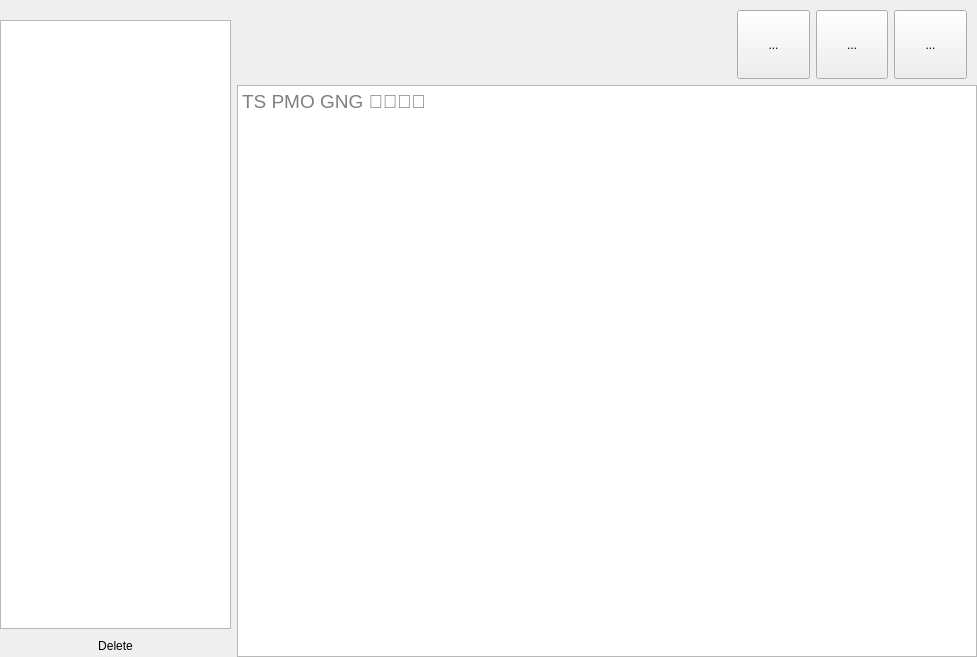
Qt form mainwindow.ui (vkerem0/alnotes) before a commit.
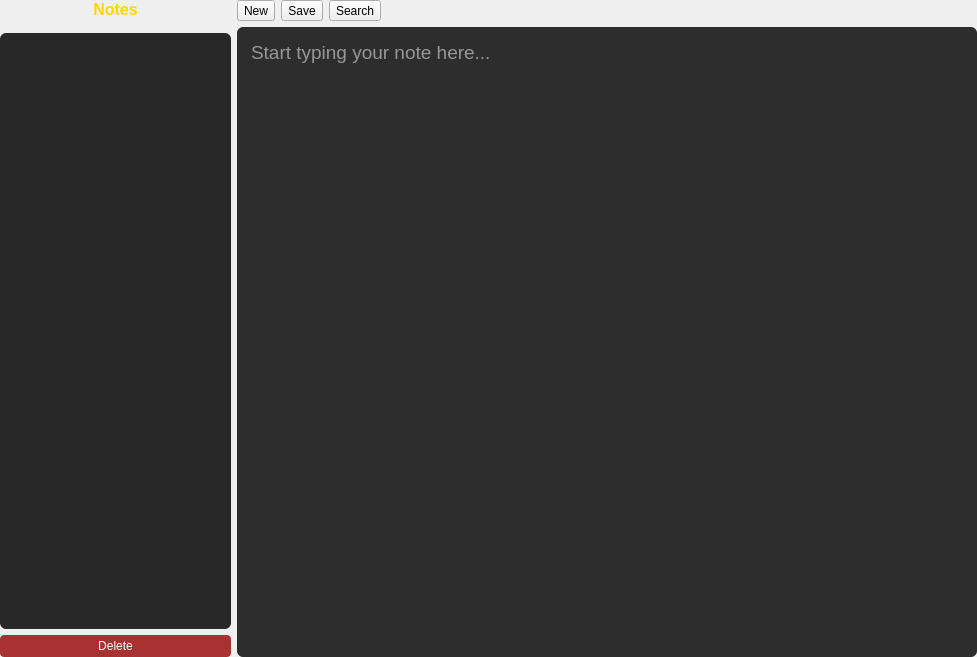
The same form after that commit. Icons and pictures are not drawn.

```diff
--- a/mainwindow.ui
+++ b/mainwindow.ui
@@ -37,25 +37,30 @@
     <item>
      <layout class="QVBoxLayout" name="verticalLayout_2">
       <item>
-       <spacer name="verticalSpacer">
-        <property name="orientation">
-         <enum>Qt::Orientation::Vertical</enum>
+       <widget class="QLabel" name="labelFiles">
+        <property name="styleSheet">
+         <string notr="true">QLabel { color: #FFD700; font-weight: bold; font-size: 16px; margin-bottom: 8px; }</string>
         </property>
-        <property name="sizeType">
-         <enum>QSizePolicy::Policy::Preferred</enum>
+        <property name="text">
+         <string>Notes</string>
         </property>
-        <property name="sizeHint" stdset="0">
-         <size>
-          <width>20</width>
-          <height>20</height>
-         </size>
+        <property name="alignment">
+         <set>Qt::AlignmentFlag::AlignCenter</set>
         </property>
-       </spacer>
+       </widget>
       </item>
       <item>
        <widget class="QTreeView" name="treeView">
         <property name="styleSheet">
-         <string notr="true"/>
+         <string notr="true">QTreeView{
+background-color: rgb(40, 40, 40);
+border-radius: 6px;
+padding: 6px;
+color: #fff;
+font-size: 13px;
+}
+QTreeView::item:selected { background: #333366; color: #FFD700; }
+</string>
         </property>
         <property name="indentation">
          <number>20</number>
@@ -64,6 +69,13 @@
       </item>
       <item>
        <widget class="QPushButton" name="pushButton">
+        <property name="toolTip">
+         <string>Delete selected note</string>
+        </property>
+        <property name="styleSheet">
+         <string notr="true">QPushButton { color: #fff; background: #a83232; border-radius: 4px; padding: 4px 12px; }
+QPushButton:hover { background: #d9534f; }</string>
+        </property>
         <property name="text">
          <string>Delete</string>
         </property>
@@ -72,13 +84,10 @@
         </property>
         <property name="iconSize">
          <size>
-          <width>16</width>
-          <height>16</height>
+          <width>20</width>
+          <height>20</height>
          </size>
         </property>
-        <property name="checkable">
-         <bool>false</bool>
-        </property>
         <property name="flat">
          <bool>true</bool>
         </property>
@@ -87,128 +96,60 @@
      </layout>
     </item>
     <item>
-     <layout class="QVBoxLayout" name="verticalLayout" stretch="0,4,33">
+     <layout class="QVBoxLayout" name="verticalLayout" stretch="0,4">
       <item>
-       <spacer name="verticalSpacer_2">
-        <property name="orientation">
-         <enum>Qt::Orientation::Vertical</enum>
-        </property>
-        <property name="sizeType">
-         <enum>QSizePolicy::Policy::Maximum</enum>
-        </property>
-        <property name="sizeHint" stdset="0">
-         <size>
-          <width>20</width>
-          <height>10</height>
-         </size>
-        </property>
-       </spacer>
-      </item>
-      <item>
-       <layout class="QHBoxLayout" name="horizontalLayout" stretch="0,0,0,0,0">
-        <item>
-         <spacer name="horizontalSpacer">
-          <property name="orientation">
-           <enum>Qt::Orientation::Horizontal</enum>
-          </property>
-          <property name="sizeType">
-           <enum>QSizePolicy::Policy::Maximum</enum>
-          </property>
-          <property name="sizeHint" stdset="0">
-           <size>
-            <width>500</width>
-            <height>20</height>
-           </size>
-          </property>
-         </spacer>
-        </item>
+       <layout class="QHBoxLayout" name="horizontalLayoutToolbar" stretch="0,0,0,0">
         <item>
          <widget class="QToolButton" name="toolButton">
-          <property name="sizePolicy">
-           <sizepolicy hsizetype="Ignored" vsizetype="Ignored">
-            <horstretch>0</horstretch>
-            <verstretch>0</verstretch>
-           </sizepolicy>
-          </property>
-          <property name="styleSheet">
-           <string notr="true"/>
+          <property name="toolTip">
+           <string>New Note</string>
           </property>
           <property name="text">
-           <string>...</string>
+           <string>New</string>
           </property>
           <property name="icon">
            <iconset theme="QIcon::ThemeIcon::DocumentNew"/>
           </property>
-          <property name="iconSize">
-           <size>
-            <width>40</width>
-            <height>40</height>
-           </size>
-          </property>
          </widget>
         </item>
         <item>
          <widget class="QToolButton" name="toolButton_4">
-          <property name="sizePolicy">
-           <sizepolicy hsizetype="Ignored" vsizetype="Ignored">
-            <horstretch>0</horstretch>
-            <verstretch>0</verstretch>
-           </sizepolicy>
-          </property>
-          <property name="styleSheet">
-           <string notr="true"/>
+          <property name="toolTip">
+           <string>Save Note</string>
           </property>
           <property name="text">
-           <string>...</string>
+           <string>Save</string>
           </property>
           <property name="icon">
            <iconset theme="QIcon::ThemeIcon::DocumentSave"/>
           </property>
-          <property name="iconSize">
-           <size>
-            <width>40</width>
-            <height>40</height>
-           </size>
-          </property>
          </widget>
         </item>
         <item>
          <widget class="QToolButton" name="toolButton_5">
-          <property name="sizePolicy">
-           <sizepolicy hsizetype="Ignored" vsizetype="Ignored">
-            <horstretch>0</horstretch>
-            <verstretch>0</verstretch>
-           </sizepolicy>
-          </property>
-          <property name="styleSheet">
-           <string notr="true"/>
+          <property name="toolTip">
+           <string>Search in Note</string>
           </property>
           <property name="text">
-           <string>...</string>
+           <string>Search</string>
           </property>
           <property name="icon">
            <iconset theme="QIcon::ThemeIcon::SystemSearch"/>
           </property>
-          <property name="iconSize">
-           <size>
-            <width>40</width>
-            <height>40</height>
-           </size>
-          </property>
          </widget>
         </item>
         <item>
-         <spacer name="horizontalSpacer_2">
+         <spacer name="horizontalSpacerToolbar">
           <property name="orientation">
            <enum>Qt::Orientation::Horizontal</enum>
           </property>
           <property name="sizeType">
-           <enum>QSizePolicy::Policy::Maximum</enum>
+           <enum>QSizePolicy::Policy::Expanding</enum>
           </property>
           <property name="sizeHint" stdset="0">
            <size>
-            <width>10</width>
-            <height>20</height>
+            <width>0</width>
+            <height>0</height>
            </size>
           </property>
          </spacer>
@@ -226,10 +167,17 @@
          </font>
         </property>
         <property name="styleSheet">
-         <string notr="true"/>
+         <string notr="true">QTextEdit{
+background-color: rgb(45, 45, 45);
+border-radius: 6px;
+padding: 10px;
+color: #fff;
+}
+QTextEdit:focus { border: 1px solid #FFD700; }
+</string>
         </property>
         <property name="placeholderText">
-         <string>TS PMO GNG 🥀🥀🥀🥀</string>
+         <string>Start typing your note here...</string>
         </property>
        </widget>
       </item>
```
Left out of the diff: 2 changed lines with no effect on the pictures.
